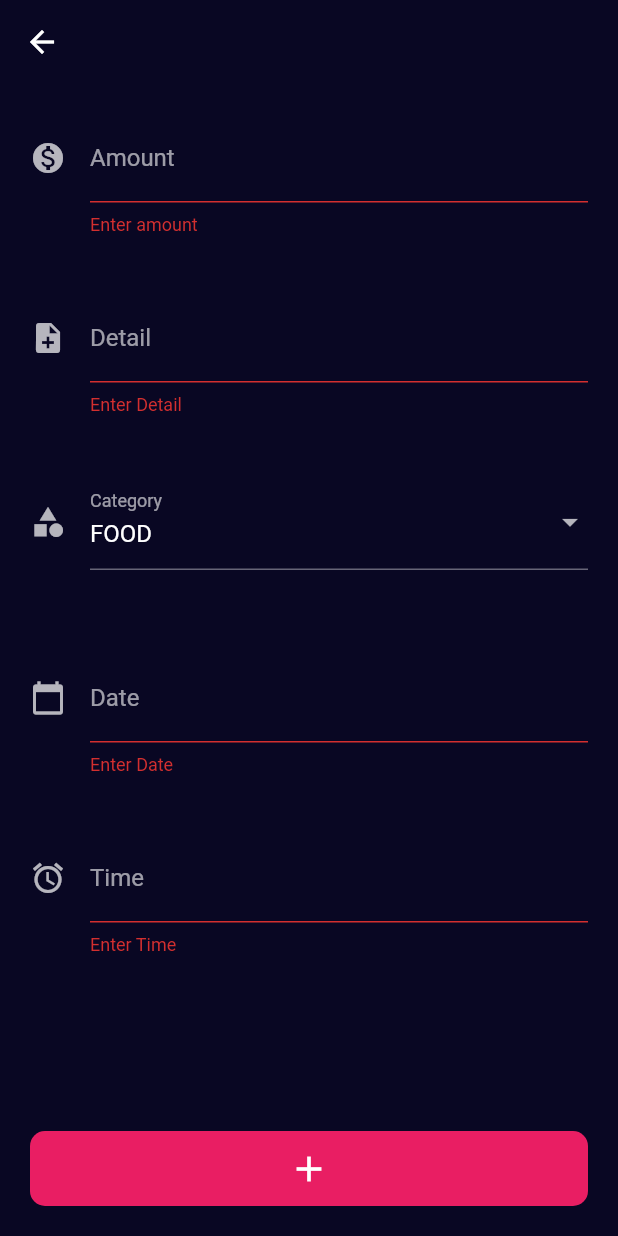
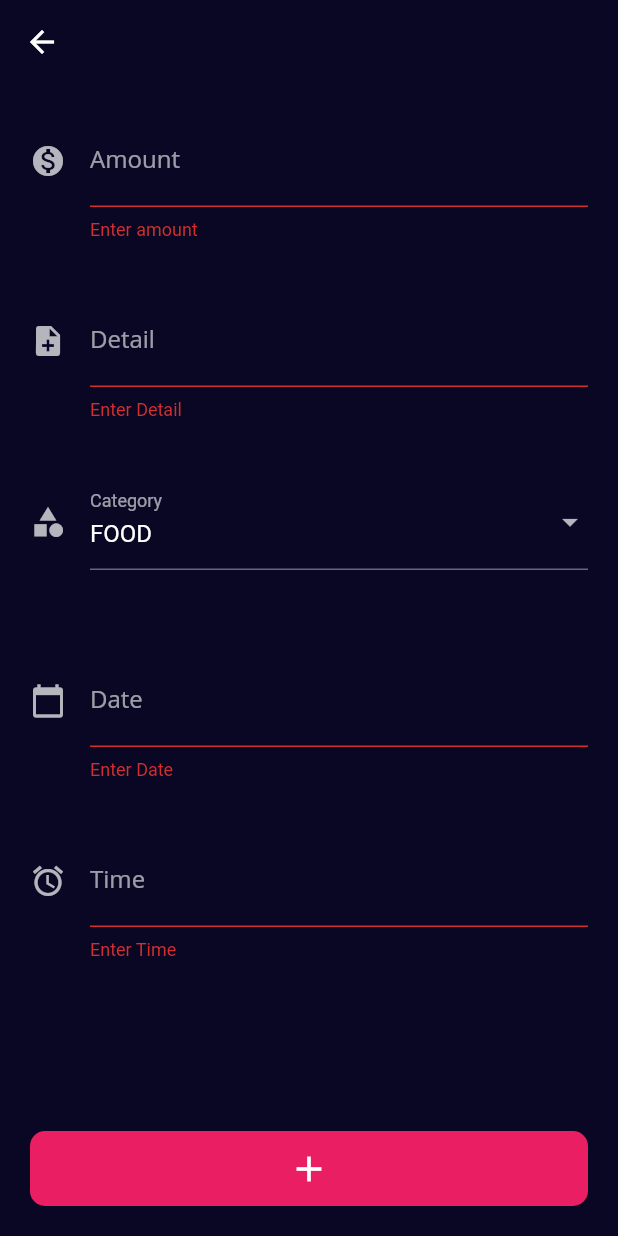
Before and after one commit to be-krishna/expensive, a Flutter app: the AddExpense screen opened directly, after a tap on the "add" icon, on a phone screen of 412 x 824 dp. Run offline on Flutter 3.47's test engine with Material 2 defaults, Android fonts, the phone set to English and light mode, and no system bars; our stand-ins replace charts_flutter, font_awesome_flutter, shared_preferences, sqflite; accounts and stored records are empty.

Commit message:
clean up

```diff
--- a/lib/screens/add_expense.dart
+++ b/lib/screens/add_expense.dart
@@ -87,7 +87,7 @@ class _AddExpenseState extends State<AddExpense> {
                     TextFormField(
                       controller: _amountController,
                       keyboardType: TextInputType.number,
-                      style: TextStyle(fontSize: 16),
+                      style: TextStyle(fontFamily: 'OpenSans', fontSize: 16),
                       decoration: _inputDecoration(
                         icon: Icon(Icons.monetization_on_sharp),
                         labelText: "Amount",
@@ -110,7 +110,7 @@ class _AddExpenseState extends State<AddExpense> {
                     ),
                     TextFormField(
                       controller: _noteController,
-                      style: TextStyle(fontSize: 16),
+                      style: TextStyle(fontFamily: 'OpenSans', fontSize: 16),
                       decoration: _inputDecoration(
                         icon: Icon(Icons.note_add),
                         labelText: "Detail",
@@ -140,7 +140,7 @@ class _AddExpenseState extends State<AddExpense> {
                         icon: Icon(Icons.calendar_today),
                         labelText: "Date",
                       ),
-                      style: TextStyle(fontSize: 16),
+                      style: TextStyle(fontFamily: 'OpenSans', fontSize: 16),
                       validator: (value) {
                         if (value.isEmpty) {
                           return "Enter Date";
@@ -156,7 +156,7 @@ class _AddExpenseState extends State<AddExpense> {
                         icon: Icon(Icons.alarm),
                         labelText: "Time",
                       ),
-                      style: TextStyle(fontSize: 16),
+                      style: TextStyle(fontFamily: 'OpenSans', fontSize: 16),
                       validator: (value) {
                         if (value.isEmpty) {
                           return "Enter Time";
--- a/lib/screens/dashboard.dart
+++ b/lib/screens/dashboard.dart
@@ -27,6 +27,7 @@ class _InputPageState extends State<InputPage> {
           "Expensive",
           style: TextStyle(fontFamily: "OpenSans"),
         ),
+        centerTitle: true,
         backgroundColor: Colors.transparent,
         elevation: 0,
         leading: IconButton(
@@ -74,7 +75,7 @@ class _InputPageState extends State<InputPage> {
                           SizedBox(height: 15),
                           Text(
                             "History",
-                            style: TextStyle(fontSize: 18, color: Colors.grey),
+                            style: TextStyle(fontSize: 18, color: Colors.grey, fontFamily: 'OpenSans'),
                           )
                         ],
                       ),
@@ -99,7 +100,7 @@ class _InputPageState extends State<InputPage> {
                           SizedBox(height: 15),
                           Text(
                             "Statistics",
-                            style: TextStyle(fontSize: 18, color: Colors.grey),
+                            style: TextStyle(fontSize: 18, color: Colors.grey, fontFamily: 'OpenSans'),
                           )
                         ],
                       ),
--- a/lib/widgets/list_item.dart
+++ b/lib/widgets/list_item.dart
@@ -78,7 +78,7 @@ class ListItem extends StatelessWidget {
           leading: getIcon(category),
           title: Text(
             note,
-            style: TextStyle(fontSize: 18),
+            style: TextStyle(fontSize: 18, fontFamily: 'OpenSans'),
           ),
           subtitle: Text('${DateFormat.yMMMMd().format(date)}'),
           trailing: Text('${formatter.format(amount)}'),
```
Also changed, not shown: lib/widgets/transaction_item.dart (deleted, +0 -34 lines).
